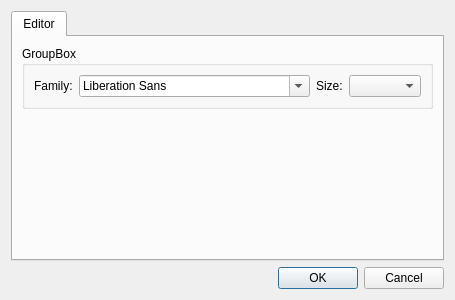
Above: app/optionsdialog.ui from cloose/CuteMarkEd before the change. Below: the same form after it.
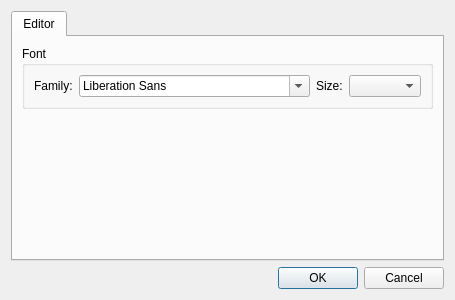
That is the form after the change.

Commit message:
Markdown editor font [resolves #12]
Add option to change the font of the markdown editor .

* add entry to "Extras" menu for showing the options dialog
* new class Options to manage all application options
* Markdown editor now reacts to changed font signal

The edit to the form file:
```diff
--- a/app/optionsdialog.ui
+++ b/app/optionsdialog.ui
@@ -24,7 +24,7 @@
        <item>
         <widget class="QGroupBox" name="groupBox">
          <property name="title">
-          <string>GroupBox</string>
+          <string>Font</string>
          </property>
          <layout class="QHBoxLayout" name="horizontalLayout">
           <item>
```
Left out of the diff: 4 changed lines with no effect on the pictures. The commit also changes 10 other files.
